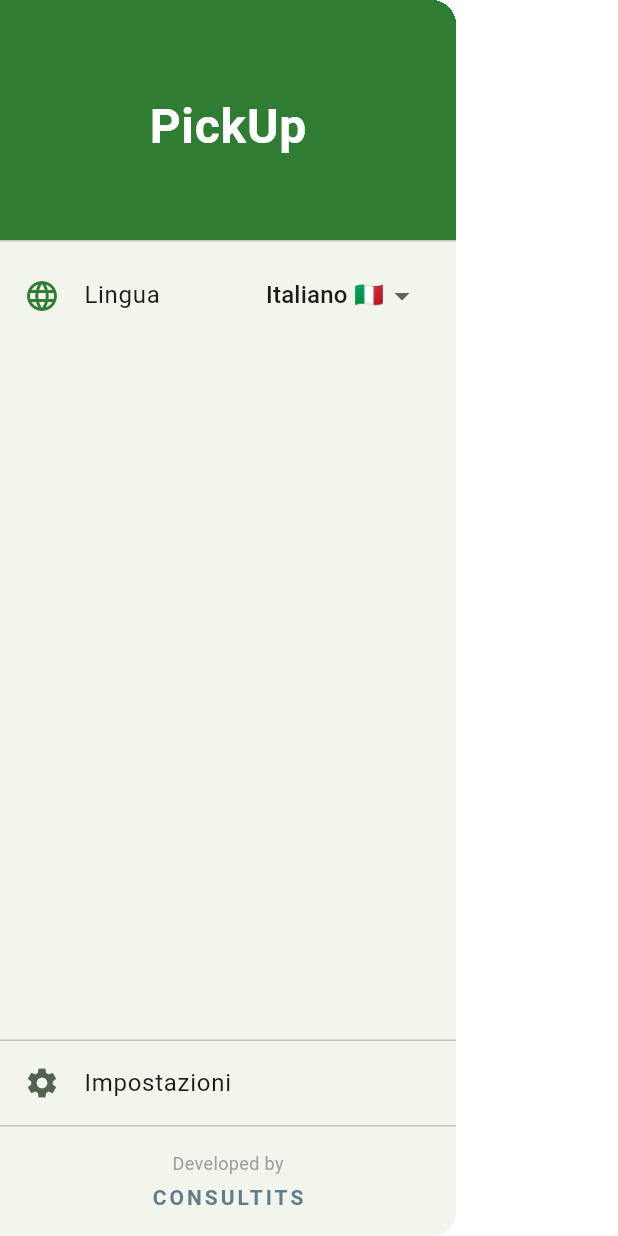
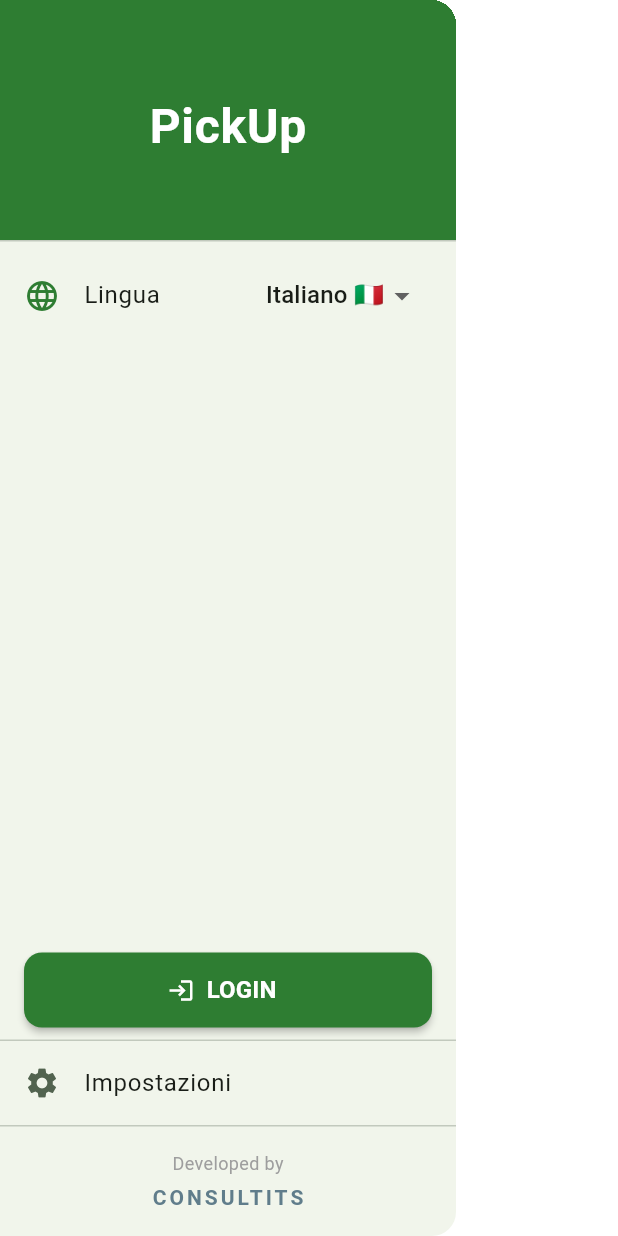
Before and after one commit to DanielDals3/PickUp, a Flutter app: the MainDrawer widget shown alone on an empty page, opened directly with empty values, on a phone screen of 412 x 824 dp. Run offline on Flutter 3.47's test engine with Material 3 defaults, Android fonts, the phone set to English and light mode, and no system bars; our stand-ins replace flutter_map, geolocator, latlong2, shared_preferences; accounts and stored records are empty.

Commit message:
login button created

```diff
--- a/lib/widgets/main_drawer.dart
+++ b/lib/widgets/main_drawer.dart
@@ -15,7 +15,8 @@
   @override
   Widget build(BuildContext context) {
     return Drawer(
-      child: Column( // Usiamo Column per poter mettere il footer in fondo
+      child: Column(
+        // Usiamo Column per poter mettere il footer in fondo
         children: [
           // HEADER
           DrawerHeader(
@@ -25,14 +26,21 @@
             child: const Center(
               child: Text(
                 'PickUp',
-                style: TextStyle(color: Colors.white, fontSize: 32, fontWeight: FontWeight.bold),
+                style: TextStyle(
+                  color: Colors.white,
+                  fontSize: 32,
+                  fontWeight: FontWeight.bold,
+                ),
               ),
             ),
           ),
 
           // CAMBIO LINGUA
           ListTile(
-            leading: Icon(Icons.language, color: Theme.of(context).colorScheme.primary),
+            leading: Icon(
+              Icons.language,
+              color: Theme.of(context).colorScheme.primary,
+            ),
             title: Text(Translator.of('language')),
             trailing: DropdownButton<String>(
               value: Translator.currentLanguage,
@@ -51,15 +59,53 @@
           ),
 
           const Spacer(),
+
+          Padding(
+            padding: const EdgeInsets.symmetric(
+              horizontal: 16.0,
+              vertical: 8.0,
+            ),
+            child: ElevatedButton.icon(
+              style: ElevatedButton.styleFrom(
+                backgroundColor: Theme.of(
+                  context,
+                ).colorScheme.primary, // Usa il verde definito nel tema
+                foregroundColor: Colors.white, // Testo e icona bianchi
+                minimumSize: const Size(
+                  double.infinity,
+                  50,
+                ), // Lungo quanto la sidebar
+                shape: RoundedRectangleBorder(
+                  borderRadius: BorderRadius.circular(12),
+                ),
+                elevation: 2,
+              ),
+              onPressed: () {
+                // Per ora simuliamo solo il click
+                print("Login premuto!");
+                // Chiudi il drawer dopo il click
+                Navigator.pop(context);
+              },
+              icon: const Icon(Icons.login),
+              label: const Text(
+                "LOGIN",
+                style: TextStyle(fontWeight: FontWeight.bold, fontSize: 16),
+              ),
+            ),
+          ),
+
           const Divider(height: 1),
 
           // IMPOSTAZIONI
           ListTile(
-            leading: Icon(Icons.settings, color: Theme.of(context).colorScheme.secondary),
+            leading: Icon(
+              Icons.settings,
+              color: Theme.of(context).colorScheme.secondary,
+            ),
             title: Text(Translator.of('settings')),
             onTap: () {
               Navigator.pop(context); // Chiude il drawer
-              onOpenSettings();       // Chiama la funzione della Home
+              onOpenSettings(); // Chiama la funzione della Home
             },
           ),
 
@@ -72,11 +118,18 @@
               padding: EdgeInsets.all(16.0),
               child: Column(
                 children: [
-                  Text("Developed by", style: TextStyle(color: Colors.grey, fontSize: 12)),
+                  Text(
+                    "Developed by",
+                    style: TextStyle(color: Colors.grey, fontSize: 12),
+                  ),
                   SizedBox(height: 4),
                   Text(
                     "CONSULTITS",
-                    style: TextStyle(fontWeight: FontWeight.bold, letterSpacing: 2, color: Colors.blueGrey),
+                    style: TextStyle(
+                      fontWeight: FontWeight.bold,
+                      letterSpacing: 2,
+                      color: Colors.blueGrey,
+                    ),
                   ),
                 ],
               ),
```
